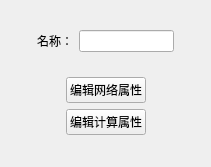
Old version of the form UI/Network/Host/set_host_args.ui in the repository tocods/jobSimQt.
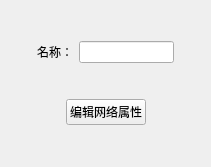
New version of the form.

Patch:
```diff
--- a/UI/Network/Host/set_host_args.ui
+++ b/UI/Network/Host/set_host_args.ui
@@ -81,16 +81,6 @@
          </property>
         </widget>
        </item>
-       <item>
-        <widget class="QPushButton" name="sysButton">
-         <property name="text">
-          <string>编辑计算属性</string>
-         </property>
-         <property name="autoDefault">
-          <bool>false</bool>
-         </property>
-        </widget>
-       </item>
       </layout>
      </item>
      <item>
```
